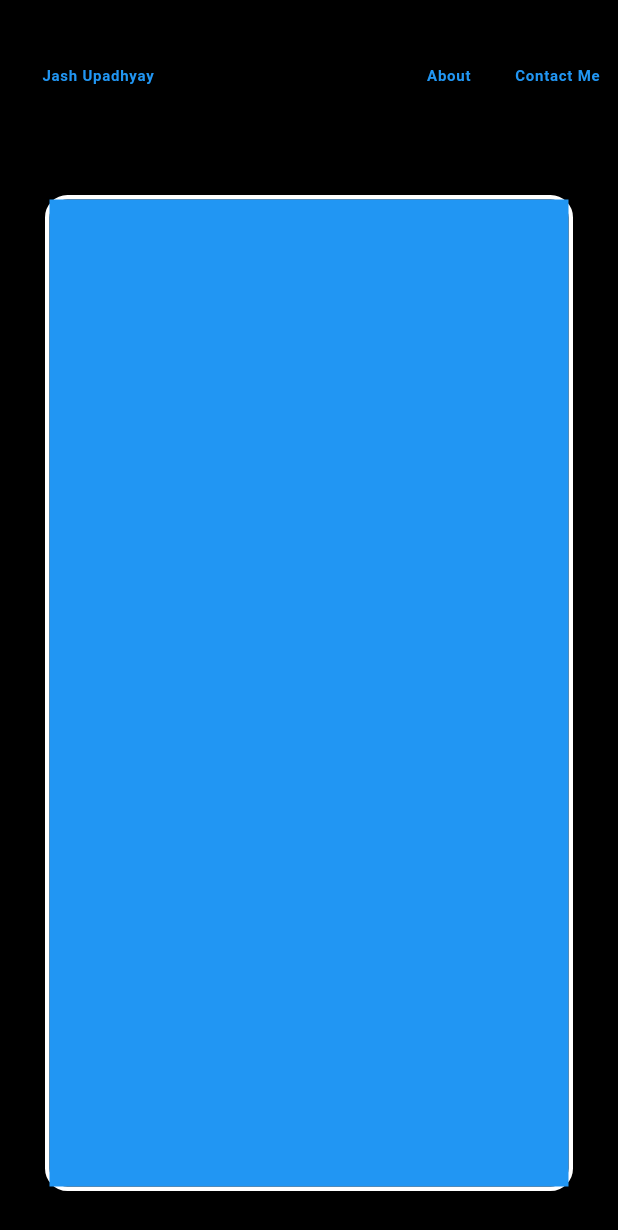
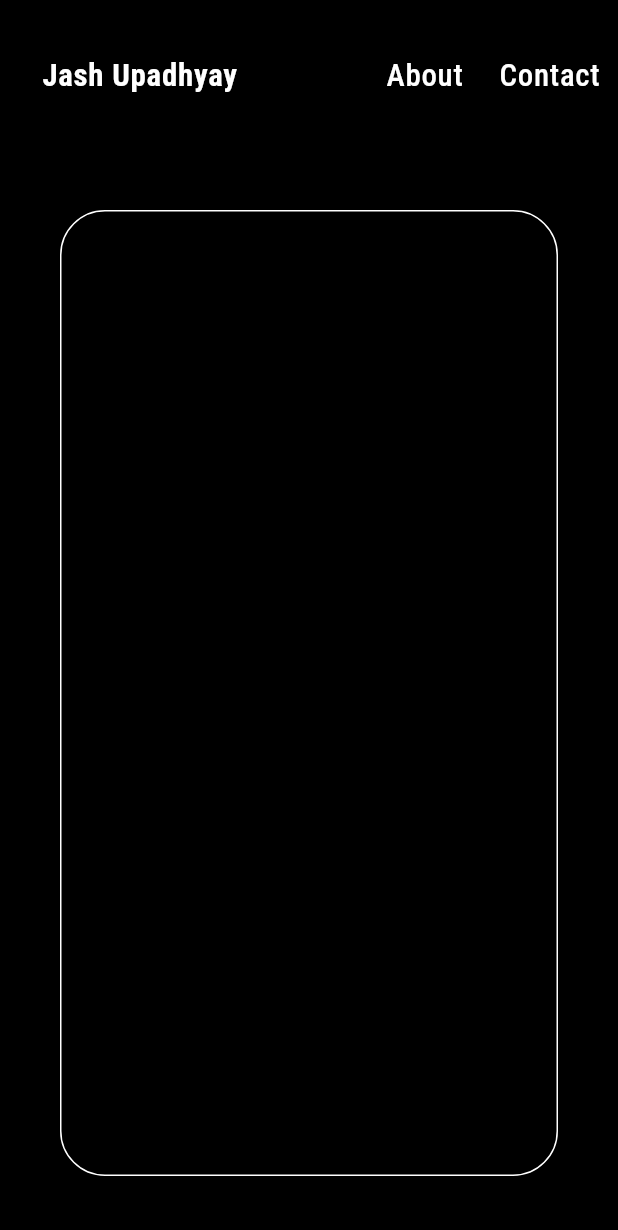
Before and after one commit to bitsbuild/flutter-resume, a Flutter app: the screen it shows after launch, after a tap on "About", on a phone screen of 412 x 824 dp. Shown: the top 1230 px of the screen. Run offline on Flutter 3.47's test engine with Material 3 defaults, Android fonts, the phone set to English and light mode, and no system bars; our stand-ins replace google_fonts.

Commit message:
AppBar Made Responsive And Body Box Defined Now Moving Into Home Page Which Will Be Displayed Into Body Box

```diff
--- a/resume/lib/main.dart
+++ b/resume/lib/main.dart
@@ -1,3 +1,4 @@
+import 'package:flutter/foundation.dart';
 import 'package:flutter/material.dart';
 import 'package:resume/pages/page_about.dart';
 import 'package:resume/pages/page_contacts.dart';
@@ -37,7 +38,13 @@
 
   @override
   Widget build(BuildContext context) {
-    late double appBarTextSize = 10;
+    double screenWidth = MediaQuery.of(context).size.width;
+    double appBarTextSize;
+    if (kIsWeb && screenWidth > 800) {
+      appBarTextSize = screenWidth / 40; // or clamp(screenWidth / 30, 16, 28)
+    } else {
+      appBarTextSize = screenWidth / 20;
+    }
     return Scaffold(
       appBar: AppBar(
         toolbarHeight: 100,
@@ -51,10 +58,9 @@
             },
             child: Text(
               'About',
-              style: GoogleFonts.eduNswActFoundation(
+              style: GoogleFonts.robotoCondensed(
                 textStyle: TextStyle(
-                  color: Colors.blue,
-                  fontWeight: FontWeight.bold,
+                  color: Colors.white,
                   letterSpacing: .5,
                   fontSize: appBarTextSize,
                 ),
@@ -68,11 +74,10 @@
               });
             },
             child: Text(
-              'Contact Me',
-              style: GoogleFonts.eduNswActFoundation(
+              'Contact',
+              style: GoogleFonts.robotoCondensed(
                 textStyle: TextStyle(
-                  color: Colors.blue,
-                  fontWeight: FontWeight.bold,
+                  color: Colors.white,
                   letterSpacing: .5,
                   fontSize: appBarTextSize,
                 ),
@@ -88,9 +93,9 @@
           },
           child: Text(
             'Jash Upadhyay',
-            style: GoogleFonts.eduNswActFoundation(
+            style: GoogleFonts.robotoCondensed(
               textStyle: TextStyle(
-                color: Colors.blue,
+                color: Colors.white,
                 fontWeight: FontWeight.bold,
                 letterSpacing: .5,
                 fontSize: appBarTextSize,
@@ -102,14 +107,14 @@
       body: Container(
         decoration: BoxDecoration(color: Colors.black),
         child: Padding(
-          padding: const EdgeInsets.all(30),
+          padding: const EdgeInsets.all(40),
           child: Container(
             decoration: BoxDecoration(
               color: Colors.black,
-              border: Border.all(width: 3, color: Colors.white),
-              borderRadius: BorderRadius.circular(15),
+              border: Border.all(color: Colors.white),
+              borderRadius: BorderRadius.circular(30),
             ),
-            child: wid,
+            child: Padding(padding: const EdgeInsets.all(10.0), child: wid),
           ),
         ),
       ),
--- a/resume/lib/pages/page_about.dart
+++ b/resume/lib/pages/page_about.dart
@@ -10,6 +10,6 @@ class PageAbout extends StatefulWidget {
 class _PageAboutState extends State<PageAbout> {
   @override
   Widget build(BuildContext context) {
-    return SizedBox.expand(child: Container(color: Colors.blue));
+    return Container(color: Colors.black);
   }
 }
--- a/resume/lib/pages/page_contacts.dart
+++ b/resume/lib/pages/page_contacts.dart
@@ -10,6 +10,6 @@ class PageContact extends StatefulWidget {
 class _PageContactState extends State<PageContact> {
   @override
   Widget build(BuildContext context) {
-    return SizedBox.expand(child: Container(color: Colors.green));
+    return Container(color: Colors.black);
   }
 }
--- a/resume/lib/pages/page_home.dart
+++ b/resume/lib/pages/page_home.dart
@@ -10,6 +10,6 @@ class PageHome extends StatefulWidget {
 class _PageHomeState extends State<PageHome> {
   @override
   Widget build(BuildContext context) {
-    return SizedBox.expand(child: Container(color: Colors.red));
+    return Container(color: Colors.black);
   }
 }
```
